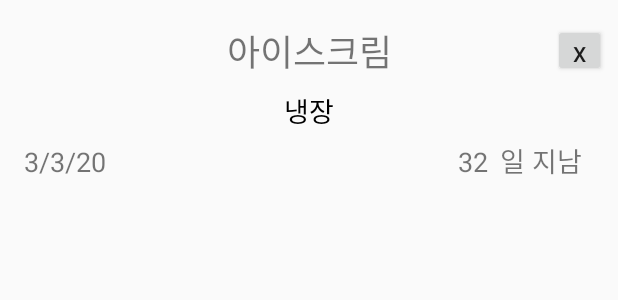
After one commit to jiki94/CapstoneDesign, an Android app: the layout item_view_overdue.xml on its own in the app's theme, with its tools: preview values and no code run, on a phone screen of 412 x 824 dp. The commit adds this screen. Shown: the top 300 px of the screen. Run offline under Robolectric (Android 15) with nearby library versions, the phone set to English and light mode, and no system bars.

Commit message:
유통기한 지난 탭에 정보 추가

```diff
--- /dev/null
+++ b/app/app/src/main/res/layout/item_view_overdue.xml
@@ -0,0 +1,71 @@
+<?xml version="1.0" encoding="utf-8"?>
+<androidx.constraintlayout.widget.ConstraintLayout xmlns:android="http://schemas.android.com/apk/res/android"
+    xmlns:app="http://schemas.android.com/apk/res-auto"
+    xmlns:tools="http://schemas.android.com/tools"
+    android:layout_width="match_parent"
+    android:layout_height="wrap_content">
+
+    <TextView
+        android:id="@+id/viewItemOverdue_text_name"
+        android:layout_width="wrap_content"
+        android:layout_height="wrap_content"
+        android:layout_marginTop="16dp"
+        android:textSize="24sp"
+        app:layout_constraintEnd_toEndOf="parent"
+        app:layout_constraintStart_toStartOf="parent"
+        app:layout_constraintTop_toTopOf="parent"
+        tools:text="아이스크림" />
+
+    <Button
+        android:id="@+id/viewItemOverdue_button_del"
+        android:layout_width="35dp"
+        android:layout_height="35dp"
+        android:layout_marginTop="16dp"
+        android:layout_marginEnd="8dp"
+        android:text="@string/button_del"
+        app:layout_constraintEnd_toEndOf="parent"
+        app:layout_constraintTop_toTopOf="parent" />
+
+    <TextView
+        android:id="@+id/viewItemOverdue_text_expiry_date"
+        android:layout_width="wrap_content"
+        android:layout_height="wrap_content"
+        android:layout_marginStart="16dp"
+        android:layout_marginTop="8dp"
+        android:textSize="18sp"
+        app:layout_constraintStart_toStartOf="parent"
+        app:layout_constraintTop_toBottomOf="@+id/viewItemOverdue_text_stored"
+        tools:text="3/3/20" />
+
+    <TextView
+        android:id="@+id/viewItemOverdue_text_past_date"
+        android:layout_width="wrap_content"
+        android:layout_height="wrap_content"
+        android:layout_marginEnd="8dp"
+        android:textSize="18sp"
+        app:layout_constraintBaseline_toBaselineOf="@+id/viewItemOverdue_text_expiry_date"
+        app:layout_constraintEnd_toStartOf="@+id/viewItemOverdue_text_x_day_past"
+        tools:text="32" />
+
+    <TextView
+        android:id="@+id/viewItemOverdue_text_x_day_past"
+        android:layout_width="wrap_content"
+        android:layout_height="wrap_content"
+        android:layout_marginEnd="24dp"
+        android:text="@string/text_x_days_after"
+        android:textSize="18sp"
+        app:layout_constraintBaseline_toBaselineOf="@+id/viewItemOverdue_text_past_date"
+        app:layout_constraintEnd_toEndOf="parent" />
+
+    <TextView
+        android:id="@+id/viewItemOverdue_text_stored"
+        android:layout_width="wrap_content"
+        android:layout_height="wrap_content"
+        android:layout_marginTop="8dp"
+        android:textColor="#000000"
+        android:textSize="18sp"
+        app:layout_constraintEnd_toEndOf="parent"
+        app:layout_constraintStart_toStartOf="parent"
+        app:layout_constraintTop_toBottomOf="@+id/viewItemOverdue_text_name"
+        tools:text="@string/stored_cold" />
+</androidx.constraintlayout.widget.ConstraintLayout>
--- a/app/app/src/main/res/values/strings.xml
+++ b/app/app/src/main/res/values/strings.xml
@@ -56,4 +56,5 @@
     <string name="menu_order_by_name_reverse">이름순으로 정렬(가나다 역순)</string>
     <string name="menu_order_by_expiry_date">유통기한 빠른순으로 정렬</string>
     <string name="menu_order_by_expiry_date_reverse">유통기한 느린순으로 정렬</string>
+    <string name="text_x_days_after">일 지남</string>
 </resources>
```
Also changed, not shown: app/app/src/main/java/com/example/expirationdateapp/viewing/ViewRecyclerViewAdapter.java (+84 -18 lines), app/app/src/main/res/layout/item_view_normal.xml (renamed from app/app/src/main/res/layout/item_view.xml, +6 -6 lines).
